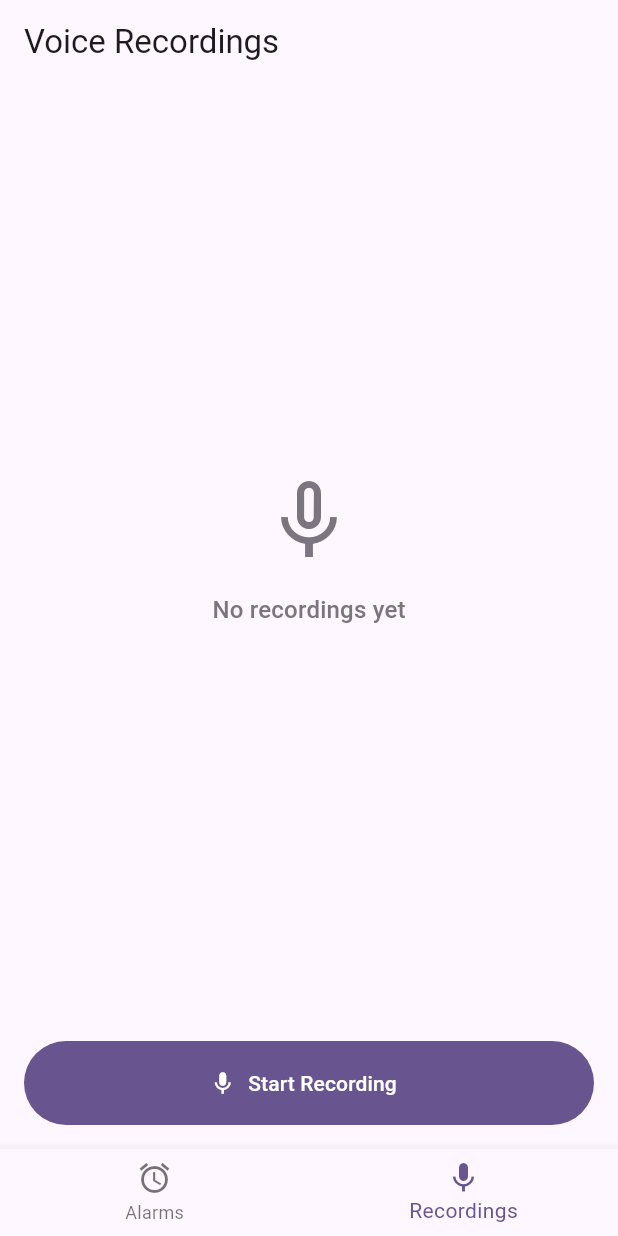
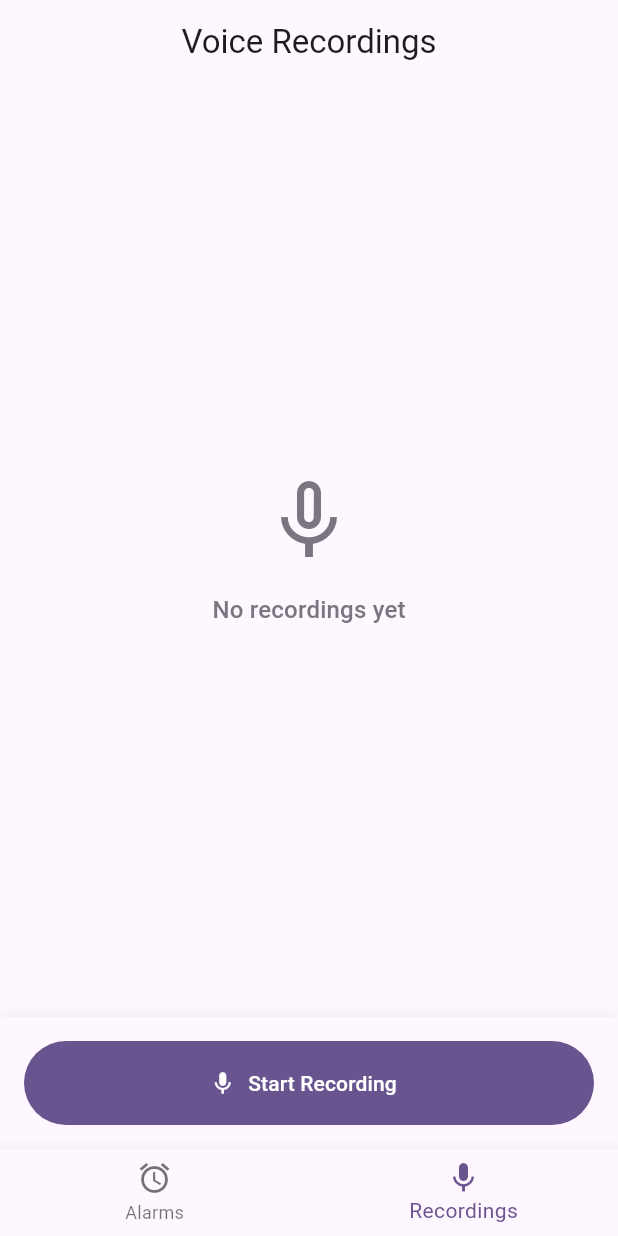
Before and after one commit to gdelataillade/echo_wake, a Flutter app: the screen it shows after launch, item 2 of the bottom bar chosen, on a phone screen of 412 x 824 dp. Run offline on Flutter 3.47's test engine with Material 3 defaults, Android fonts, the light colour scheme and no system bars; our stand-ins replace audioplayers, equatable, flutter_bloc, permission_handler, shared_preferences; missing offline and left inert: alarm, record.

Commit message:
Improve recordings

```diff
--- a/lib/presentation/screens/recordings/recording_screen.dart
+++ b/lib/presentation/screens/recordings/recording_screen.dart
@@ -28,8 +28,14 @@ class RecordingsView extends StatelessWidget {
     return BlocBuilder<RecordingsBloc, RecordingsState>(
       builder: (context, state) {
         return Scaffold(
-          appBar: AppBar(title: const Text('Voice Recordings'), elevation: 0),
-          body: Column(
+          appBar: AppBar(
+            title: const Text('Voice Recordings'),
+            elevation: 0,
+            backgroundColor: Theme.of(context).colorScheme.surface,
+            centerTitle: true,
+          ),
+          body: SafeArea(
+            child: Column(
               children: [
                 if (state.status == RecordingStatus.recording)
                   RecordingIndicator(duration: state.recordingDuration),
@@ -37,13 +43,30 @@ class RecordingsView extends StatelessWidget {
                   child:
                       state.recordings.isEmpty
                           ? const EmptyRecordingsView()
-                        : RecordingsList(
+                          : Padding(
+                            padding: const EdgeInsets.symmetric(horizontal: 8),
+                            child: RecordingsList(
                               recordings: state.recordings,
                               selectionMode: selectionMode,
                             ),
                           ),
-              if (state.status != RecordingStatus.recording) RecordButton(),
+                ),
+                if (state.status != RecordingStatus.recording)
+                  Container(
+                    decoration: BoxDecoration(
+                      color: Theme.of(context).colorScheme.surface,
+                      boxShadow: [
+                        BoxShadow(
+                          color: Colors.black.withOpacity(0.05),
+                          blurRadius: 8,
+                          offset: const Offset(0, -2),
+                        ),
                       ],
+                    ),
+                    child: const RecordButton(),
+                  ),
+              ],
+            ),
           ),
         );
       },
```
Also changed, not shown: lib/presentation/screens/recordings/widgets/recordings_list.dart (+67 -18 lines). Lines whose indentation alone changed are shown as unchanged.
